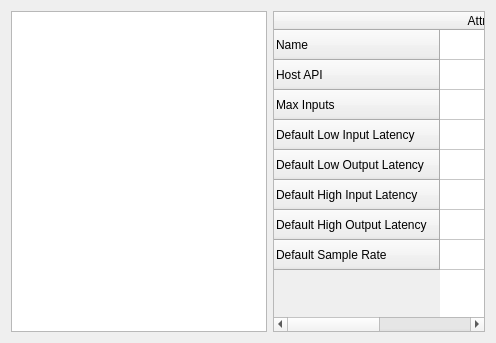
First picture: the form in DevicesInfoDialog.ui, repository christian-mv/AudioAcousticAnalyzer, before the edit.
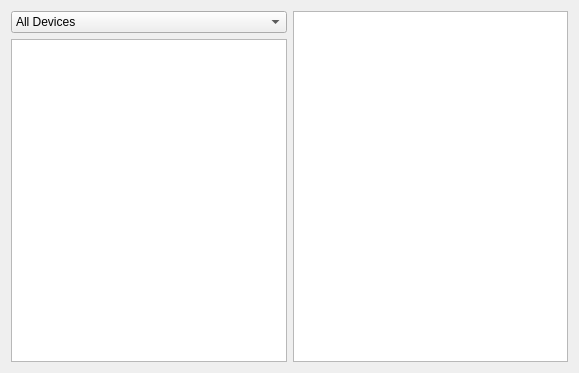
Second picture: the form after the edit.

Commit message: Retrieving input/output devices

```diff
--- a/DevicesInfoDialog.ui
+++ b/DevicesInfoDialog.ui
@@ -6,8 +6,8 @@
    <rect>
     <x>0</x>
     <y>0</y>
-    <width>496</width>
-    <height>343</height>
+    <width>579</width>
+    <height>373</height>
    </rect>
   </property>
   <property name="windowTitle">
@@ -15,73 +15,46 @@
   </property>
   <layout class="QGridLayout" name="gridLayout">
    <item row="0" column="0">
-    <layout class="QHBoxLayout" name="horizontalLayout_2">
+    <layout class="QVBoxLayout" name="verticalLayout">
+     <item>
+      <widget class="QComboBox" name="comboBox">
+       <item>
+        <property name="text">
+         <string>All Devices</string>
+        </property>
+       </item>
+       <item>
+        <property name="text">
+         <string>Input Devices</string>
+        </property>
+       </item>
+       <item>
+        <property name="text">
+         <string>Output Devices</string>
+        </property>
+       </item>
+       <item>
+        <property name="text">
+         <string>Default Devices</string>
+        </property>
+       </item>
+      </widget>
+     </item>
      <item>
       <widget class="QListWidget" name="listWidget">
        <property name="sizePolicy">
-        <sizepolicy hsizetype="Fixed" vsizetype="Expanding">
+        <sizepolicy hsizetype="Expanding" vsizetype="Expanding">
          <horstretch>0</horstretch>
          <verstretch>0</verstretch>
         </sizepolicy>
        </property>
       </widget>
      </item>
-     <item>
-      <widget class="QTableWidget" name="tableWidget">
-       <row>
-        <property name="text">
-         <string>Name</string>
-        </property>
-       </row>
-       <row>
-        <property name="text">
-         <string>Host API</string>
-        </property>
-       </row>
-       <row>
-        <property name="text">
-         <string>Max Inputs</string>
-        </property>
-       </row>
-       <row>
-        <property name="text">
-         <string>Default Low Input Latency</string>
-        </property>
-       </row>
-       <row>
-        <property name="text">
-         <string>Default Low Output Latency</string>
-        </property>
-       </row>
-       <row>
-        <property name="text">
-         <string>Default High Input Latency</string>
-        </property>
-       </row>
-       <row>
-        <property name="text">
-         <string>Default High Output Latency</string>
-        </property>
-       </row>
-       <row>
-        <property name="text">
-         <string>Default Sample Rate</string>
-        </property>
-       </row>
-       <column>
-        <property name="text">
-         <string>Attribute</string>
-        </property>
-       </column>
-       <column>
-        <property name="text">
-         <string>Value</string>
-        </property>
-       </column>
-      </widget>
-     </item>
     </layout>
    </item>
+   <item row="0" column="1">
+    <widget class="QTextEdit" name="textEdit"/>
+   </item>
   </layout>
  </widget>
  <resources/>
```
The commit also changes 16 other files.
